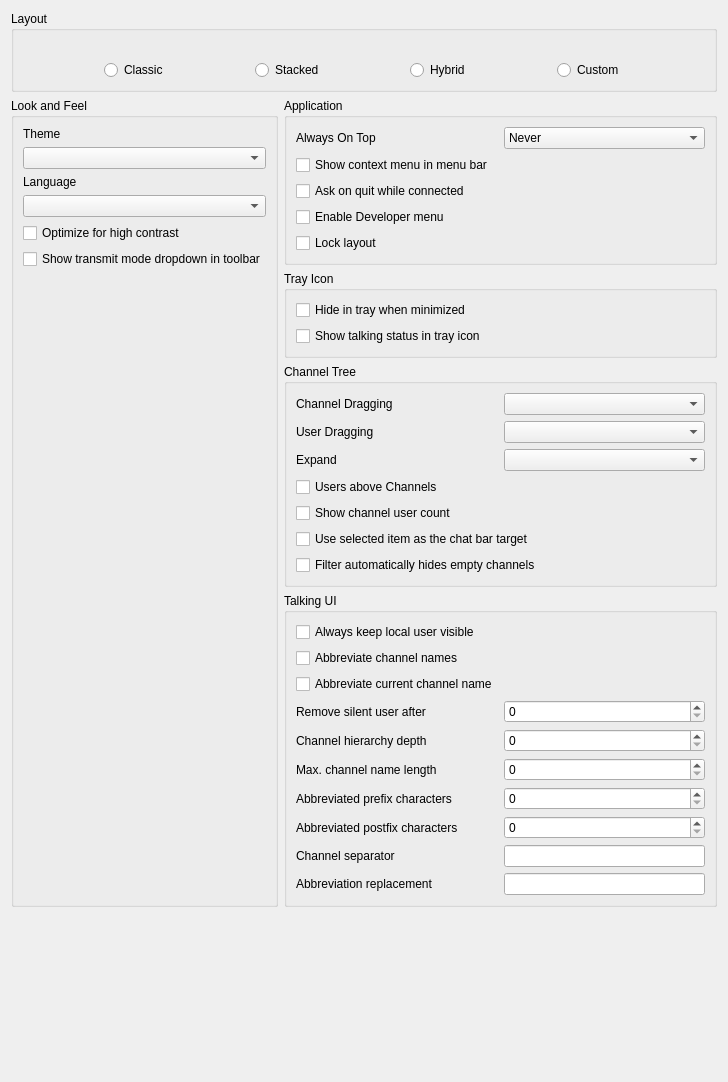
Old version of the form src/mumble/LookConfig.ui in the repository Krzmbrzl/mumble.
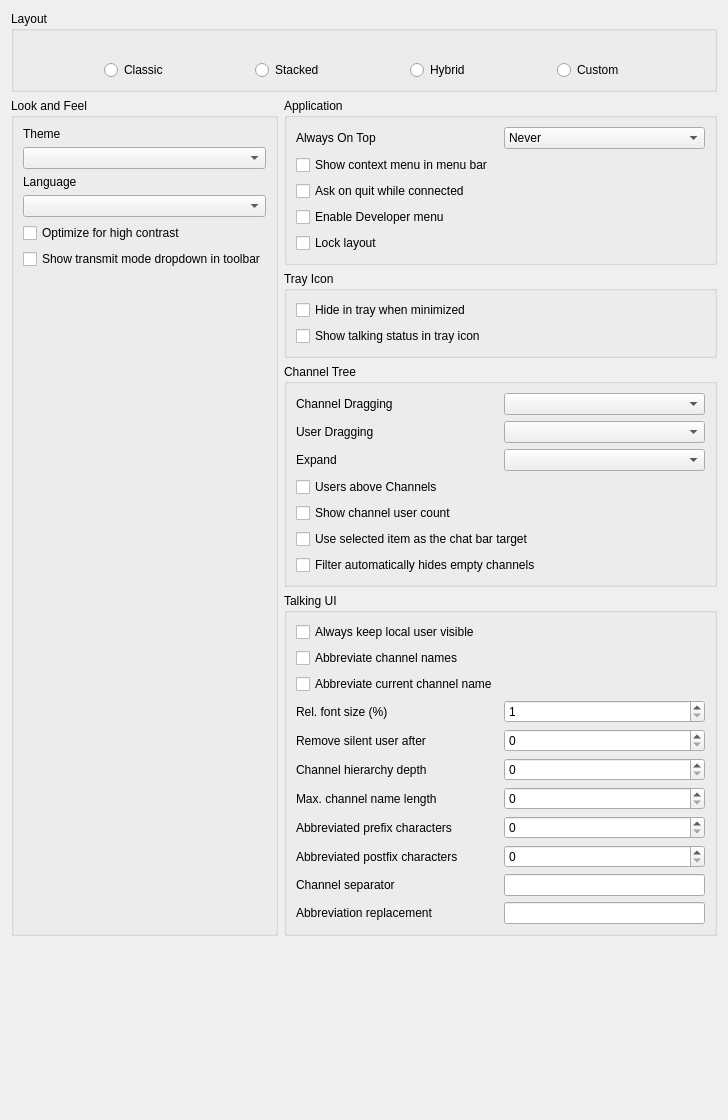
New version of the form. Icons and pictures are not drawn. Custom widgets are drawn as their Qt base class.

The edit to the form file:
```diff
--- a/src/mumble/LookConfig.ui
+++ b/src/mumble/LookConfig.ui
@@ -7,7 +7,7 @@
     <x>0</x>
     <y>0</y>
     <width>728</width>
-    <height>1082</height>
+    <height>1120</height>
    </rect>
   </property>
   <property name="windowTitle">
@@ -35,30 +35,7 @@
       <property name="horizontalSpacing">
        <number>6</number>
       </property>
-      <item row="5" column="0">
-       <widget class="QLabel" name="qlChannelHierarchyDepth">
-        <property name="toolTip">
-         <string>The names of how many parent channels should be included in the channel's name when displaying it in the TalkingUI?</string>
-        </property>
-        <property name="text">
-         <string>Channel hierarchy depth</string>
-        </property>
-       </widget>
-      </item>
-      <item row="12" column="1">
-       <widget class="QLineEdit" name="qleAbbreviationReplacement">
-        <property name="sizePolicy">
-         <sizepolicy hsizetype="Preferred" vsizetype="Fixed">
-          <horstretch>0</horstretch>
-          <verstretch>0</verstretch>
-         </sizepolicy>
-        </property>
-        <property name="toolTip">
-         <string>String that gets used isntead of the cut-out part of an abbreviated name.</string>
-        </property>
-       </widget>
-      </item>
-      <item row="3" column="1">
+      <item row="4" column="1">
        <widget class="QSpinBox" name="qsbSilentUserLifetime">
         <property name="sizePolicy">
          <sizepolicy hsizetype="Preferred" vsizetype="Fixed">
@@ -71,7 +48,24 @@
         </property>
        </widget>
       </item>
-      <item row="8" column="0">
+      <item row="9" column="1">
+       <widget class="QSpinBox" name="qsbPrefixCharCount">
+        <property name="toolTip">
+         <string>How many characters from the original name to display at the beginning of an abbreviated name.</string>
+        </property>
+       </widget>
+      </item>
+      <item row="12" column="0">
+       <widget class="QLabel" name="qlChannelSeparator">
+        <property name="toolTip">
+         <string>String to separate a channel name from its parent's.</string>
+        </property>
+        <property name="text">
+         <string>Channel separator</string>
+        </property>
+       </widget>
+      </item>
+      <item row="9" column="0">
        <widget class="QLabel" name="qlPrefixCharCount">
         <property name="toolTip">
          <string>How many characters from the original name to display at the beginning of an abbreviated name.</string>
@@ -81,7 +75,30 @@
         </property>
        </widget>
       </item>
-      <item row="9" column="0">
+      <item row="4" column="0">
+       <widget class="QLabel" name="qlSilentUserLifetime">
+        <property name="sizePolicy">
+         <sizepolicy hsizetype="Preferred" vsizetype="Preferred">
+          <horstretch>0</horstretch>
+          <verstretch>0</verstretch>
+         </sizepolicy>
+        </property>
+        <property name="toolTip">
+         <string>A user that is silent for the given amount of seconds will be removed from the Talkin UI.</string>
+        </property>
+        <property name="text">
+         <string>Remove silent user after</string>
+        </property>
+       </widget>
+      </item>
+      <item row="6" column="1">
+       <widget class="QSpinBox" name="qsbChannelHierarchyDepth">
+        <property name="toolTip">
+         <string>The names of how many parent channels should be included in the channel's name when displaying it in the TalkingUI?</string>
+        </property>
+       </widget>
+      </item>
+      <item row="10" column="0">
        <widget class="QLabel" name="qlPostfixCharCount">
         <property name="toolTip">
          <string>How many characters from the original name to display at the end of an abbreviated name.</string>
@@ -91,6 +108,39 @@
         </property>
        </widget>
       </item>
+      <item row="2" column="0" colspan="2">
+       <widget class="QCheckBox" name="qcbAbbreviateCurrentChannel">
+        <property name="toolTip">
+         <string>Whether to also allow abbreviating the current channel of a user (instead of only its parent channels).</string>
+        </property>
+        <property name="text">
+         <string>Abbreviate current channel name</string>
+        </property>
+       </widget>
+      </item>
+      <item row="6" column="0">
+       <widget class="QLabel" name="qlChannelHierarchyDepth">
+        <property name="toolTip">
+         <string>The names of how many parent channels should be included in the channel's name when displaying it in the TalkingUI?</string>
+        </property>
+        <property name="text">
+         <string>Channel hierarchy depth</string>
+        </property>
+       </widget>
+      </item>
+      <item row="12" column="1">
+       <widget class="QLineEdit" name="qleChannelSeparator">
+        <property name="sizePolicy">
+         <sizepolicy hsizetype="Preferred" vsizetype="Fixed">
+          <horstretch>0</horstretch>
+          <verstretch>0</verstretch>
+         </sizepolicy>
+        </property>
+        <property name="toolTip">
+         <string>String to separate a channel name from its parent's.</string>
+        </property>
+       </widget>
+      </item>
       <item row="0" column="0">
        <widget class="QCheckBox" name="qcbLocalUserVisible">
         <property name="toolTip">
@@ -101,7 +151,7 @@
         </property>
        </widget>
       </item>
-      <item row="12" column="0">
+      <item row="13" column="0">
        <widget class="QLabel" name="qlAbbreviationReplacement">
         <property name="toolTip">
          <string>String that gets used isntead of the cut-out part of an abbreviated name.</string>
@@ -111,36 +161,10 @@
         </property>
        </widget>
       </item>
-      <item row="8" column="1">
-       <widget class="QSpinBox" name="qsbPrefixCharCount">
+      <item row="10" column="1">
+       <widget class="QSpinBox" name="qsbPostfixCharCount">
         <property name="toolTip">
-         <string>How many characters from the original name to display at the beginning of an abbreviated name.</string>
-        </property>
-       </widget>
-      </item>
-      <item row="3" column="0">
-       <widget class="QLabel" name="qlSilentUserLifetime">
-        <property name="sizePolicy">
-         <sizepolicy hsizetype="Preferred" vsizetype="Preferred">
-          <horstretch>0</horstretch>
-          <verstretch>0</verstretch>
-         </sizepolicy>
-        </property>
-        <property name="toolTip">
-         <string>A user that is silent for the given amount of seconds will be removed from the Talkin UI.</string>
-        </property>
-        <property name="text">
-         <string>Remove silent user after</string>
-        </property>
-       </widget>
-      </item>
-      <item row="2" column="0" colspan="2">
-       <widget class="QCheckBox" name="qcbAbbreviateCurrentChannel">
-        <property name="toolTip">
-         <string>Whether to also allow abbreviating the current channel of a user (instead of only its parent channels).</string>
-        </property>
-        <property name="text">
-         <string>Abbreviate current channel name</string>
+         <string>How many characters from the original name to display at the end of an abbreviated name.</string>
         </property>
        </widget>
       </item>
@@ -154,44 +178,7 @@
         </property>
        </widget>
       </item>
-      <item row="11" column="0">
-       <widget class="QLabel" name="qlChannelSeparator">
-        <property name="toolTip">
-         <string>String to separate a channel name from its parent's.</string>
-        </property>
-        <property name="text">
-         <string>Channel separator</string>
-        </property>
-       </widget>
-      </item>
-      <item row="9" column="1">
-       <widget class="QSpinBox" name="qsbPostfixCharCount">
-        <property name="toolTip">
-         <string>How many characters from the original name to display at the end of an abbreviated name.</string>
-        </property>
-       </widget>
-      </item>
-      <item row="11" column="1">
-       <widget class="QLineEdit" name="qleChannelSeparator">
-        <property name="sizePolicy">
-         <sizepolicy hsizetype="Preferred" vsizetype="Fixed">
-          <horstretch>0</horstretch>
-          <verstretch>0</verstretch>
-         </sizepolicy>
-        </property>
-        <property name="toolTip">
-         <string>String to separate a channel name from its parent's.</string>
-        </property>
-       </widget>
-      </item>
-      <item row="5" column="1">
-       <widget class="QSpinBox" name="qsbChannelHierarchyDepth">
-        <property name="toolTip">
-         <string>The names of how many parent channels should be included in the channel's name when displaying it in the TalkingUI?</string>
-        </property>
-       </widget>
-      </item>
-      <item row="7" column="0">
+      <item row="8" column="0">
        <widget class="QLabel" name="qlMaxNameLength">
         <property name="toolTip">
          <string>The preferred maximum length of a channel (hierarchy) name in the Talking UI. Note that this is not a hard limit though.</string>
@@ -201,13 +188,49 @@
         </property>
        </widget>
       </item>
-      <item row="7" column="1">
+      <item row="13" column="1">
+       <widget class="QLineEdit" name="qleAbbreviationReplacement">
+        <property name="sizePolicy">
+         <sizepolicy hsizetype="Preferred" vsizetype="Fixed">
+          <horstretch>0</horstretch>
+          <verstretch>0</verstretch>
+         </sizepolicy>
+        </property>
+        <property name="toolTip">
+         <string>String that gets used isntead of the cut-out part of an abbreviated name.</string>
+        </property>
+       </widget>
+      </item>
+      <item row="8" column="1">
        <widget class="QSpinBox" name="qsbMaxNameLength">
         <property name="toolTip">
          <string>The preferred maximum length of a channel (hierarchy) name in the Talking UI. Note that this is not a hard limit though.</string>
         </property>
        </widget>
       </item>
+      <item row="3" column="0">
+       <widget class="QLabel" name="qlRelFontSize">
+        <property name="toolTip">
+         <string>Relative font size to use in the Talking UI in percent.</string>
+        </property>
+        <property name="text">
+         <string>Rel. font size (%)</string>
+        </property>
+       </widget>
+      </item>
+      <item row="3" column="1">
+       <widget class="QSpinBox" name="qsbRelFontSize">
+        <property name="toolTip">
+         <string>Relative font size to use in the Talking UI in percent.</string>
+        </property>
+        <property name="minimum">
+         <number>1</number>
+        </property>
+        <property name="maximum">
+         <number>500</number>
+        </property>
+       </widget>
+      </item>
      </layout>
     </widget>
    </item>
```
